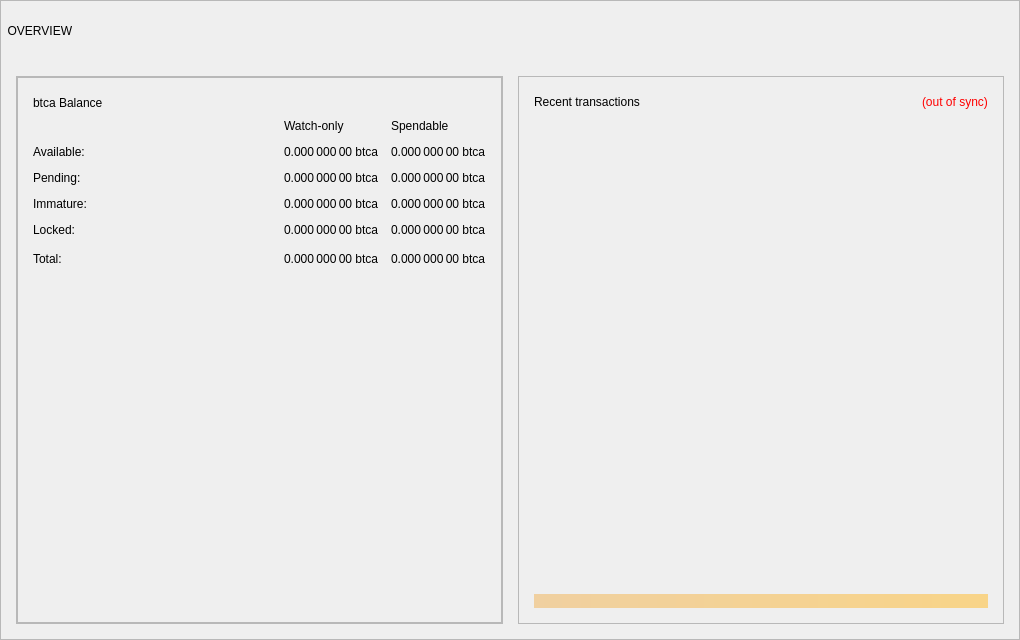
The window that src/qt/forms/overviewpage.ui (bitcoininfinity/btci) describes before a commit, drawn with Qt 5.
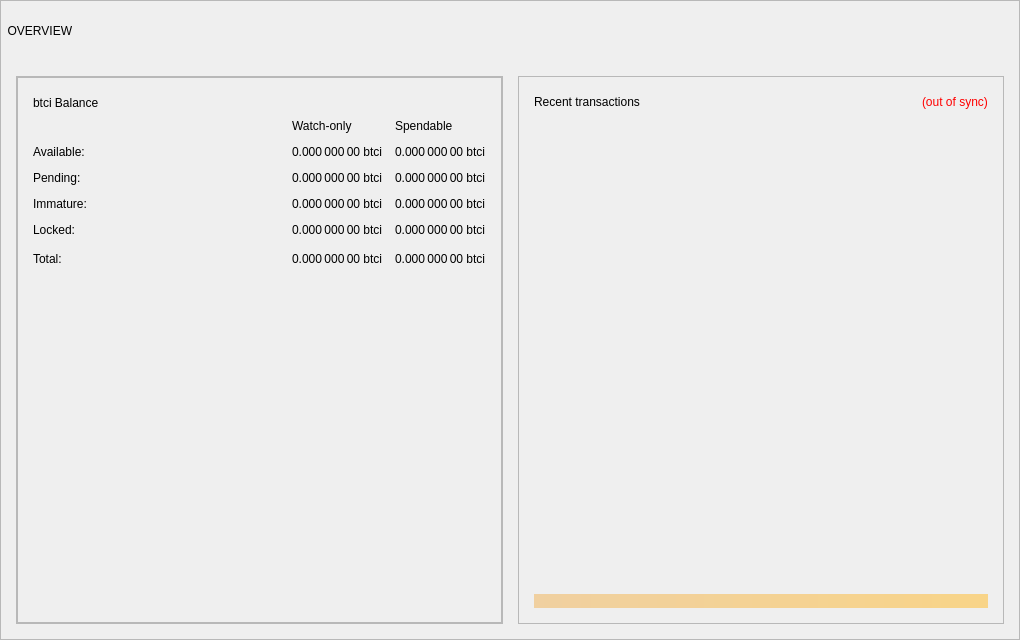
The same window after the commit.

```diff
--- a/src/qt/forms/overviewpage.ui
+++ b/src/qt/forms/overviewpage.ui
@@ -291,7 +291,7 @@
                           <font/>
                          </property>
                          <property name="text">
-                          <string>btca Balance</string>
+                          <string>btci Balance</string>
                          </property>
                         </widget>
                        </item>
@@ -388,7 +388,7 @@
                           <string>Your current balance in watch-only addresses</string>
                          </property>
                          <property name="text">
-                          <string notr="true">0.000 000 00 btca</string>
+                          <string notr="true">0.000 000 00 btci</string>
                          </property>
                          <property name="alignment">
                           <set>Qt::AlignLeading|Qt::AlignLeft|Qt::AlignVCenter</set>
@@ -410,7 +410,7 @@
                           <string>Your current spendable balance</string>
                          </property>
                          <property name="text">
-                          <string notr="true">0.000 000 00 btca</string>
+                          <string notr="true">0.000 000 00 btci</string>
                          </property>
                          <property name="alignment">
                           <set>Qt::AlignLeading|Qt::AlignLeft|Qt::AlignVCenter</set>
@@ -432,7 +432,7 @@
                           <string>Unconfirmed transactions to watch-only addresses</string>
                          </property>
                          <property name="text">
-                          <string notr="true">0.000 000 00 btca</string>
+                          <string notr="true">0.000 000 00 btci</string>
                          </property>
                          <property name="alignment">
                           <set>Qt::AlignLeading|Qt::AlignLeft|Qt::AlignVCenter</set>
@@ -454,7 +454,7 @@
                           <string>Total of transactions that have yet to be confirmed, and do not yet count toward the spendable balance</string>
                          </property>
                          <property name="text">
-                          <string notr="true">0.000 000 00 btca</string>
+                          <string notr="true">0.000 000 00 btci</string>
                          </property>
                          <property name="alignment">
                           <set>Qt::AlignLeading|Qt::AlignLeft|Qt::AlignVCenter</set>
@@ -476,7 +476,7 @@
                           <string>Staked or masternode rewards in watch-only addresses that has not yet matured</string>
                          </property>
                          <property name="text">
-                          <string notr="true">0.000 000 00 btca</string>
+                          <string notr="true">0.000 000 00 btci</string>
                          </property>
                          <property name="alignment">
                           <set>Qt::AlignLeading|Qt::AlignLeft|Qt::AlignVCenter</set>
@@ -498,7 +498,7 @@
                           <string>Staked or masternode rewards that has not yet matured</string>
                          </property>
                          <property name="text">
-                          <string notr="true">0.000 000 00 btca</string>
+                          <string notr="true">0.000 000 00 btci</string>
                          </property>
                          <property name="alignment">
                           <set>Qt::AlignLeading|Qt::AlignLeft|Qt::AlignVCenter</set>
@@ -520,7 +520,7 @@
                           <string>Current locked balance in watch-only addresses</string>
                          </property>
                          <property name="text">
-                          <string notr="true">0.000 000 00 btca</string>
+                          <string notr="true">0.000 000 00 btci</string>
                          </property>
                          <property name="alignment">
                           <set>Qt::AlignLeading|Qt::AlignLeft|Qt::AlignVCenter</set>
@@ -542,7 +542,7 @@
                           <string>Locked btca or Masternode collaterals. These are excluded from zbtca minting.</string>
                          </property>
                          <property name="text">
-                          <string notr="true">0.000 000 00 btca</string>
+                          <string notr="true">0.000 000 00 btci</string>
                          </property>
                          <property name="alignment">
                           <set>Qt::AlignLeading|Qt::AlignLeft|Qt::AlignVCenter</set>
@@ -564,7 +564,7 @@
                           <string>Current total balance in watch-only addresses</string>
                          </property>
                          <property name="text">
-                          <string notr="true">0.000 000 00 btca</string>
+                          <string notr="true">0.000 000 00 btci</string>
                          </property>
                          <property name="alignment">
                           <set>Qt::AlignLeading|Qt::AlignLeft|Qt::AlignVCenter</set>
@@ -586,7 +586,7 @@
                           <string>Your current btca balance, unconfirmed and immature transactions included</string>
                          </property>
                          <property name="text">
-                          <string notr="true">0.000 000 00 btca</string>
+                          <string notr="true">0.000 000 00 btci</string>
                          </property>
                          <property name="alignment">
                           <set>Qt::AlignLeading|Qt::AlignLeft|Qt::AlignVCenter</set>
```
Left out of the diff: 10 changed lines with no effect on the pictures.
